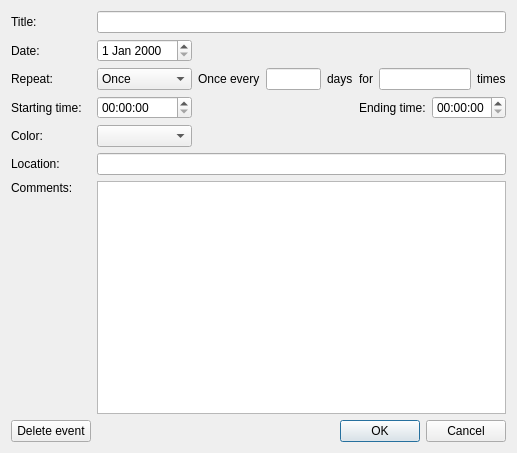
The window that src/eventdialog.ui (grimsmath/Scheduler) describes before a commit, drawn with Qt 5.
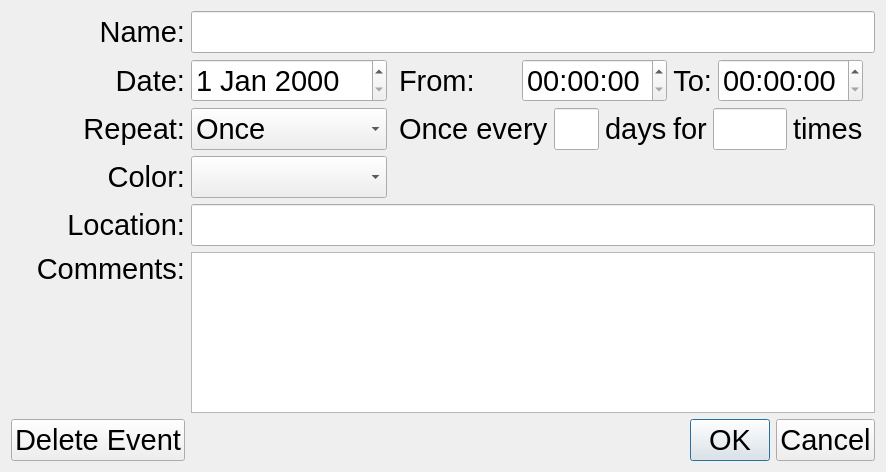
The same window after the commit.

What changed in the file:
```diff
--- a/src/eventdialog.ui
+++ b/src/eventdialog.ui
@@ -9,88 +9,194 @@
    <rect>
     <x>0</x>
     <y>0</y>
-    <width>517</width>
-    <height>453</height>
+    <width>672</width>
+    <height>472</height>
    </rect>
   </property>
   <property name="windowTitle">
    <string>Event Details</string>
   </property>
   <layout class="QGridLayout" name="gridLayout">
-   <item row="0" column="1" colspan="4">
-    <widget class="QLineEdit" name="lineEdit_title"/>
-   </item>
-   <item row="2" column="0">
-    <widget class="QLabel" name="label_3">
-     <property name="text">
-      <string>Repeat:</string>
-     </property>
-     <property name="buddy">
-      <cstring>comboBox_repeat</cstring>
-     </property>
-    </widget>
-   </item>
-   <item row="5" column="1" colspan="4">
-    <widget class="QLineEdit" name="lineEdit_location"/>
-   </item>
-   <item row="2" column="1">
-    <widget class="QComboBox" name="comboBox_repeat">
+   <item row="4" column="5">
+    <layout class="QHBoxLayout" name="horizontalLayout_repeatCount">
      <item>
-      <property name="text">
-       <string>Once</string>
-      </property>
+      <widget class="QLabel" name="label_repeatCount_1">
+       <property name="font">
+        <font>
+         <pointsize>22</pointsize>
+        </font>
+       </property>
+       <property name="text">
+        <string>for</string>
+       </property>
+       <property name="buddy">
+        <cstring>lineEdit_repeatCount</cstring>
+       </property>
+      </widget>
      </item>
      <item>
-      <property name="text">
-       <string>Daily</string>
-      </property>
+      <widget class="QLineEdit" name="lineEdit_repeatCount">
+       <property name="font">
+        <font>
+         <pointsize>22</pointsize>
+        </font>
+       </property>
+      </widget>
      </item>
      <item>
-      <property name="text">
-       <string>Weekly</string>
-      </property>
+      <widget class="QLabel" name="label_repeatCount_2">
+       <property name="font">
+        <font>
+         <pointsize>22</pointsize>
+        </font>
+       </property>
+       <property name="text">
+        <string>times</string>
+       </property>
+       <property name="buddy">
+        <cstring>lineEdit_repeatCount</cstring>
+       </property>
+      </widget>
      </item>
+    </layout>
+   </item>
+   <item row="6" column="1" colspan="7">
+    <widget class="QLineEdit" name="lineEdit_location">
+     <property name="font">
+      <font>
+       <pointsize>22</pointsize>
+      </font>
+     </property>
+    </widget>
+   </item>
+   <item row="9" column="0">
+    <widget class="QPushButton" name="pushButton_delete">
+     <property name="font">
+      <font>
+       <pointsize>22</pointsize>
+      </font>
+     </property>
+     <property name="text">
+      <string>Delete Event</string>
+     </property>
+    </widget>
+   </item>
+   <item row="2" column="5">
+    <layout class="QHBoxLayout" name="horizontalLayout_2">
      <item>
-      <property name="text">
-       <string>Monthly</string>
-      </property>
+      <widget class="QLabel" name="label_9">
+       <property name="font">
+        <font>
+         <pointsize>22</pointsize>
+        </font>
+       </property>
+       <property name="layoutDirection">
+        <enum>Qt::LeftToRight</enum>
+       </property>
+       <property name="text">
+        <string>To:</string>
+       </property>
+       <property name="alignment">
+        <set>Qt::AlignRight|Qt::AlignTrailing|Qt::AlignVCenter</set>
+       </property>
+       <property name="buddy">
+        <cstring>timeEdit_end</cstring>
+       </property>
+      </widget>
      </item>
      <item>
-      <property name="text">
-       <string>Yearly</string>
-      </property>
+      <widget class="QTimeEdit" name="timeEdit_end">
+       <property name="font">
+        <font>
+         <pointsize>22</pointsize>
+        </font>
+       </property>
+      </widget>
      </item>
-     <item>
-      <property name="text">
-       <string>Custom</string>
-      </property>
-     </item>
-    </widget>
+    </layout>
    </item>
-   <item row="3" column="1">
-    <widget class="QTimeEdit" name="timeEdit_start"/>
-   </item>
-   <item row="4" column="0">
-    <widget class="QLabel" name="label_10">
+   <item row="0" column="0">
+    <widget class="QLabel" name="label">
+     <property name="font">
+      <font>
+       <pointsize>22</pointsize>
+      </font>
+     </property>
      <property name="text">
-      <string>Color:</string>
+      <string>Name:</string>
      </property>
+     <property name="alignment">
+      <set>Qt::AlignRight|Qt::AlignTrailing|Qt::AlignVCenter</set>
+     </property>
      <property name="buddy">
       <cstring>comboBox_color</cstring>
      </property>
     </widget>
    </item>
-   <item row="6" column="0">
+   <item row="7" column="0">
     <widget class="QLabel" name="label_12">
+     <property name="font">
+      <font>
+       <pointsize>22</pointsize>
+      </font>
+     </property>
      <property name="text">
       <string>Comments:</string>
      </property>
+     <property name="alignment">
+      <set>Qt::AlignRight|Qt::AlignTrailing|Qt::AlignVCenter</set>
+     </property>
      <property name="buddy">
       <cstring>textEdit_comments</cstring>
      </property>
     </widget>
    </item>
-   <item row="7" column="0">
+   <item row="5" column="0">
+    <widget class="QLabel" name="label_10">
+     <property name="font">
+      <font>
+       <pointsize>22</pointsize>
+      </font>
+     </property>
+     <property name="text">
+      <string>Color:</string>
+     </property>
+     <property name="alignment">
+      <set>Qt::AlignRight|Qt::AlignTrailing|Qt::AlignVCenter</set>
+     </property>
+     <property name="buddy">
+      <cstring>comboBox_color</cstring>
+     </property>
+    </widget>
+   </item>
+   <item row="4" column="0">
+    <widget class="QLabel" name="label_3">
+     <property name="font">
+      <font>
+       <pointsize>22</pointsize>
+      </font>
+     </property>
+     <property name="text">
+      <string>Repeat:</string>
+     </property>
+     <property name="alignment">
+      <set>Qt::AlignRight|Qt::AlignTrailing|Qt::AlignVCenter</set>
+     </property>
+     <property name="buddy">
+      <cstring>comboBox_repeat</cstring>
+     </property>
+    </widget>
+   </item>
+   <item row="0" column="1" colspan="7">
+    <widget class="QLineEdit" name="lineEdit_title">
+     <property name="font">
+      <font>
+       <pointsize>22</pointsize>
+      </font>
+     </property>
+    </widget>
+   </item>
+   <item row="8" column="0">
     <spacer name="verticalSpacer">
      <property name="orientation">
       <enum>Qt::Vertical</enum>
@@ -103,27 +209,30 @@
      </property>
     </spacer>
    </item>
-   <item row="8" column="0">
-    <widget class="QPushButton" name="pushButton_delete">
-     <property name="text">
-      <string>Delete event</string>
+   <item row="9" column="5" colspan="3">
+    <widget class="QDialogButtonBox" name="buttonBox">
+     <property name="font">
+      <font>
+       <pointsize>22</pointsize>
+      </font>
      </property>
-    </widget>
-   </item>
-   <item row="1" column="0">
-    <widget class="QLabel" name="label_2">
-     <property name="text">
-      <string>Date:</string>
+     <property name="orientation">
+      <enum>Qt::Horizontal</enum>
      </property>
-     <property name="buddy">
-      <cstring>dateEdit</cstring>
+     <property name="standardButtons">
+      <set>QDialogButtonBox::Cancel|QDialogButtonBox::Ok</set>
      </property>
     </widget>
    </item>
-   <item row="2" column="2" colspan="2">
+   <item row="4" column="4">
     <layout class="QHBoxLayout" name="horizontalLayout_repeatInterval">
      <item>
       <widget class="QLabel" name="label_repeatInterval_1">
+       <property name="font">
+        <font>
+         <pointsize>22</pointsize>
+        </font>
+       </property>
        <property name="text">
         <string>Once every</string>
        </property>
@@ -133,10 +242,21 @@
       </widget>
      </item>
      <item>
-      <widget class="QLineEdit" name="lineEdit_repeatInterval"/>
+      <widget class="QLineEdit" name="lineEdit_repeatInterval">
+       <property name="font">
+        <font>
+         <pointsize>22</pointsize>
+        </font>
+       </property>
+      </widget>
      </item>
      <item>
       <widget class="QLabel" name="label_repeatInterval_2">
+       <property name="font">
+        <font>
+         <pointsize>22</pointsize>
+        </font>
+       </property>
        <property name="text">
         <string>days</string>
        </property>
@@ -144,98 +264,131 @@
      </item>
     </layout>
    </item>
-   <item row="5" column="0">
+   <item row="7" column="1" rowspan="2" colspan="7">
+    <widget class="QTextEdit" name="textEdit_comments">
+     <property name="font">
+      <font>
+       <pointsize>22</pointsize>
+      </font>
+     </property>
+    </widget>
+   </item>
+   <item row="2" column="4">
+    <layout class="QHBoxLayout" name="horizontalLayout">
+     <item>
+      <widget class="QLabel" name="label_8">
+       <property name="font">
+        <font>
+         <pointsize>22</pointsize>
+        </font>
+       </property>
+       <property name="text">
+        <string>From:</string>
+       </property>
+       <property name="buddy">
+        <cstring>timeEdit_start</cstring>
+       </property>
+      </widget>
+     </item>
+     <item>
+      <widget class="QTimeEdit" name="timeEdit_start">
+       <property name="font">
+        <font>
+         <pointsize>22</pointsize>
+        </font>
+       </property>
+      </widget>
+     </item>
+    </layout>
+   </item>
+   <item row="2" column="0">
+    <widget class="QLabel" name="label_2">
+     <property name="font">
+      <font>
+       <pointsize>22</pointsize>
+      </font>
+     </property>
+     <property name="text">
+      <string>Date:</string>
+     </property>
+     <property name="alignment">
+      <set>Qt::AlignRight|Qt::AlignTrailing|Qt::AlignVCenter</set>
+     </property>
+     <property name="buddy">
+      <cstring>dateEdit</cstring>
+     </property>
+    </widget>
+   </item>
+   <item row="6" column="0">
     <widget class="QLabel" name="label_11">
+     <property name="font">
+      <font>
+       <pointsize>22</pointsize>
+      </font>
+     </property>
      <property name="text">
       <string>Location:</string>
      </property>
+     <property name="alignment">
+      <set>Qt::AlignRight|Qt::AlignTrailing|Qt::AlignVCenter</set>
+     </property>
      <property name="buddy">
       <cstring>lineEdit_location</cstring>
      </property>
     </widget>
    </item>
-   <item row="0" column="0">
-    <widget class="QLabel" name="label">
-     <property name="text">
-      <string>Title:</string>
+   <item row="4" column="1" colspan="2">
+    <widget class="QComboBox" name="comboBox_repeat">
+     <property name="font">
+      <font>
+       <pointsize>22</pointsize>
+      </font>
      </property>
-     <property name="buddy">
-      <cstring>lineEdit_title</cstring>
-     </property>
-    </widget>
-   </item>
-   <item row="1" column="1">
-    <widget class="QDateEdit" name="dateEdit"/>
-   </item>
-   <item row="8" column="3" colspan="2">
-    <widget class="QDialogButtonBox" name="buttonBox">
-     <property name="orientation">
-      <enum>Qt::Horizontal</enum>
-     </property>
-     <property name="standardButtons">
-      <set>QDialogButtonBox::Cancel|QDialogButtonBox::Ok</set>
-     </property>
-    </widget>
-   </item>
-   <item row="4" column="1">
-    <widget class="QComboBox" name="comboBox_color"/>
-   </item>
-   <item row="6" column="1" rowspan="2" colspan="4">
-    <widget class="QTextEdit" name="textEdit_comments"/>
-   </item>
-   <item row="2" column="4">
-    <layout class="QHBoxLayout" name="horizontalLayout_repeatCount">
      <item>
-      <widget class="QLabel" name="label_repeatCount_1">
-       <property name="text">
-        <string>for</string>
-       </property>
-       <property name="buddy">
-        <cstring>lineEdit_repeatCount</cstring>
-       </property>
-      </widget>
+      <property name="text">
+       <string>Once</string>
+      </property>
      </item>
      <item>
       <widget class="QLineEdit" name="lineEdit_repeatCount"/>
      </item>
      <item>
-      <widget class="QLabel" name="label_repeatCount_2">
-       <property name="text">
-        <string>times</string>
-       </property>
-       <property name="buddy">
-        <cstring>lineEdit_repeatCount</cstring>
-       </property>
-      </widget>
+      <property name="text">
+       <string>Weekly</string>
+      </property>
      </item>
-    </layout>
-   </item>
-   <item row="3" column="0">
-    <widget class="QLabel" name="label_8">
-     <property name="text">
-      <string>Starting time:</string>
-     </property>
-     <property name="buddy">
-      <cstring>timeEdit_start</cstring>
-     </property>
-    </widget>
-   </item>
-   <item row="3" column="4">
-    <layout class="QHBoxLayout" name="horizontalLayout_2">
      <item>
-      <widget class="QLabel" name="label_9">
-       <property name="text">
-        <string>Ending time:</string>
-       </property>
-       <property name="buddy">
-        <cstring>timeEdit_end</cstring>
-       </property>
-      </widget>
+      <property name="text">
+       <string>Monthly</string>
+      </property>
      </item>
      <item>
       <widget class="QTimeEdit" name="timeEdit_end"/>
      </item>
-    </layout>
+     <item>
+      <property name="text">
+       <string>Custom</string>
+      </property>
+     </item>
+    </widget>
+   </item>
+   <item row="5" column="1" colspan="2">
+    <widget class="QComboBox" name="comboBox_color">
+     <property name="font">
+      <font>
+       <pointsize>22</pointsize>
+      </font>
+     </property>
+    </widget>
+   </item>
+   <item row="2" column="1" colspan="2">
+    <widget class="QDateEdit" name="dateEdit">
+     <property name="font">
+      <font>
+       <pointsize>22</pointsize>
+      </font>
+     </property>
+    </widget>
    </item>
   </layout>
   <zorder>buttonBox</zorder>
```
Left out of the diff: 32 changed lines with no effect on the pictures.
